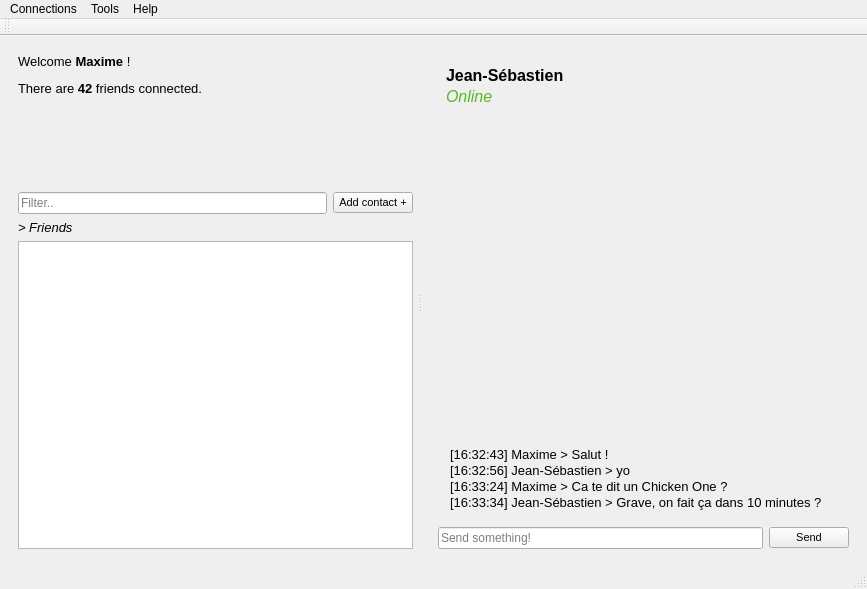
Qt form Client/src/dialog/class/MainWindow/mainwindow.ui (Nexus-Software/cpp_babel) before a commit.
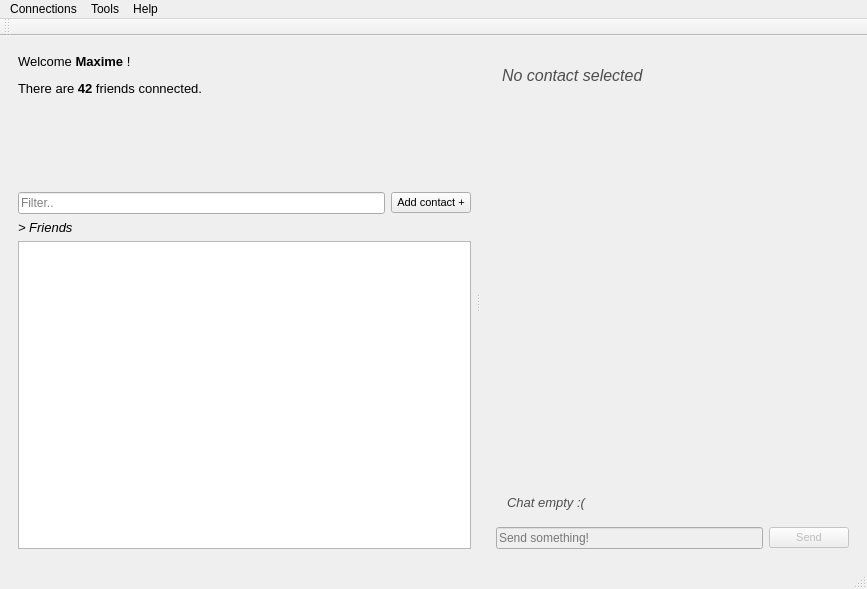
The same form after that commit.

Commit message: FriendsInteractionMainWindow(feat): Elements being updated when new friend has been selected

Diff of the .ui file:
```diff
--- a/Client/src/dialog/class/MainWindow/mainwindow.ui
+++ b/Client/src/dialog/class/MainWindow/mainwindow.ui
@@ -133,7 +133,7 @@
                <string>&lt;html&gt;&lt;head/&gt;&lt;body&gt;&lt;p&gt;&lt;span style=&quot; font-size:10pt;&quot;&gt;Welcome &lt;/span&gt;&lt;span style=&quot; font-size:10pt; font-weight:600;&quot;&gt;Maxime&lt;/span&gt;&lt;span style=&quot; font-size:10pt;&quot;&gt; !&lt;/span&gt;&lt;/p&gt;&lt;p&gt;&lt;span style=&quot; font-size:10pt;&quot;&gt;There are &lt;/span&gt;&lt;span style=&quot; font-size:10pt; font-weight:600;&quot;&gt;42&lt;/span&gt;&lt;span style=&quot; font-size:10pt;&quot;&gt; friends connected.&lt;/span&gt;&lt;/p&gt;&lt;/body&gt;&lt;/html&gt;</string>
               </property>
               <property name="textFormat">
-               <enum>Qt::RichText</enum>
+               <enum>Qt::AutoText</enum>
               </property>
               <property name="alignment">
                <set>Qt::AlignLeading|Qt::AlignLeft|Qt::AlignTop</set>
@@ -246,7 +246,7 @@
                </font>
               </property>
               <property name="text">
-               <string>&lt;html&gt;&lt;head/&gt;&lt;body&gt;&lt;p style=&quot;margin: 2px&quot;&gt;&lt;span style=&quot; font-weight:500;&quot;&gt;Jean-Sébastien&lt;/span&gt;&lt;/p&gt;&lt;p style=&quot;margin: 2px&quot;&gt;&lt;span style=&quot; font-style:italic; color:#56b921;&quot;&gt;Online&lt;/span&gt;&lt;/p&gt;&lt;/body&gt;&lt;/html&gt;</string>
+               <string>&lt;html&gt;&lt;head/&gt;&lt;body&gt;&lt;p&gt;&lt;span style=&quot; font-style:italic; color:#4d4d4d;&quot;&gt;No contact selected&lt;/span&gt;&lt;/p&gt;&lt;/body&gt;&lt;/html&gt;</string>
               </property>
               <property name="alignment">
                <set>Qt::AlignLeading|Qt::AlignLeft|Qt::AlignTop</set>
@@ -299,7 +299,10 @@
                    <number>0</number>
                   </property>
                   <property name="text">
-                   <string>&lt;html&gt;&lt;head/&gt;&lt;body&gt;&lt;p style=&quot;margin: 1px;&quot;&gt;[16:32:43] Maxime &amp;gt; Salut !&lt;/p&gt;&lt;p style=&quot;margin: 1px;&quot;&gt;[16:32:56] Jean-Sébastien &amp;gt; yo&lt;/p&gt;&lt;p style=&quot;margin: 1px;&quot;&gt;[16:33:24] Maxime &amp;gt; Ca te dit un Chicken One ?&lt;/p&gt;&lt;p style=&quot;margin: 1px;&quot;&gt;[16:33:34] Jean-Sébastien &amp;gt; Grave, on fait ça dans 10 minutes ?&lt;/p&gt;&lt;/body&gt;&lt;/html&gt;</string>
+                   <string>&lt;html&gt;&lt;head/&gt;&lt;body&gt;&lt;p&gt;&lt;span style=&quot; font-style:italic; color:#4d4d4d;&quot;&gt;Chat empty :(&lt;/span&gt;&lt;/p&gt;&lt;/body&gt;&lt;/html&gt;</string>
+                  </property>
+                  <property name="textFormat">
+                   <enum>Qt::RichText</enum>
                   </property>
                   <property name="alignment">
                    <set>Qt::AlignBottom|Qt::AlignLeading|Qt::AlignLeft</set>
@@ -325,6 +328,9 @@
                <layout class="QHBoxLayout" name="horizontalLayout_13">
                 <item>
                  <widget class="QLineEdit" name="MessageSendField">
+                  <property name="enabled">
+                   <bool>false</bool>
+                  </property>
                   <property name="placeholderText">
                    <string>Send something!</string>
                   </property>
@@ -336,6 +342,9 @@
                <layout class="QHBoxLayout" name="horizontalLayout_11">
                 <item>
                  <widget class="QPushButton" name="MessageSendButton">
+                  <property name="enabled">
+                   <bool>false</bool>
+                  </property>
                   <property name="font">
                    <font>
                     <family>Tahoma</family>
```
The commit also changes 2 other files.
